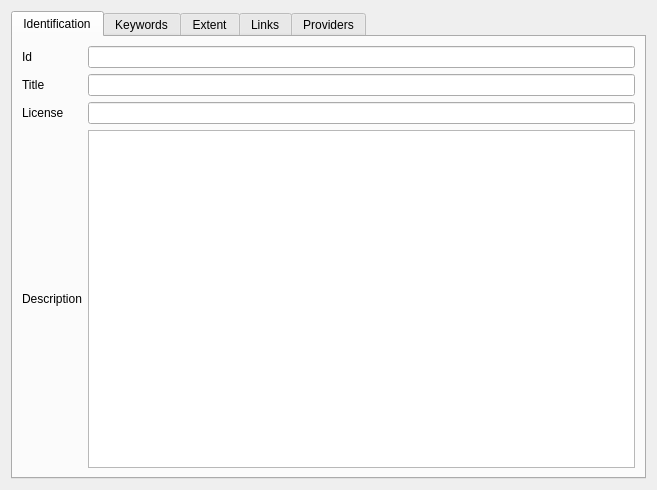
Old version of the form src/qgis_stac/ui/collection_dialog.ui in the repository stac-utils/qgis-stac-plugin.
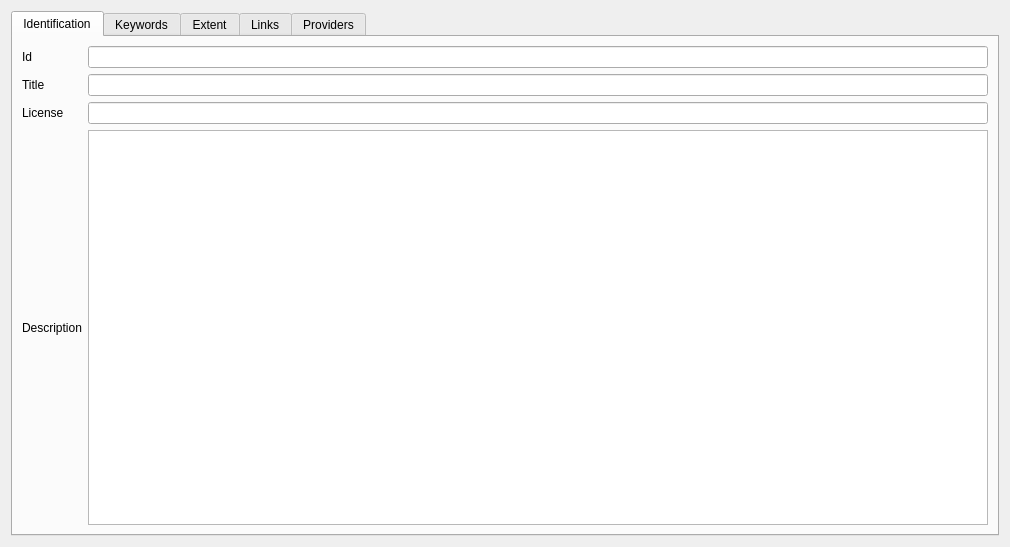
New version of the form. Custom widgets are drawn as their Qt base class.

```diff
--- a/src/qgis_stac/ui/collection_dialog.ui
+++ b/src/qgis_stac/ui/collection_dialog.ui
@@ -6,8 +6,8 @@
    <rect>
     <x>0</x>
     <y>0</y>
-    <width>657</width>
-    <height>490</height>
+    <width>1010</width>
+    <height>547</height>
    </rect>
   </property>
   <property name="windowTitle">
```
Left out of the diff: 2 changed lines with no effect on the pictures.
